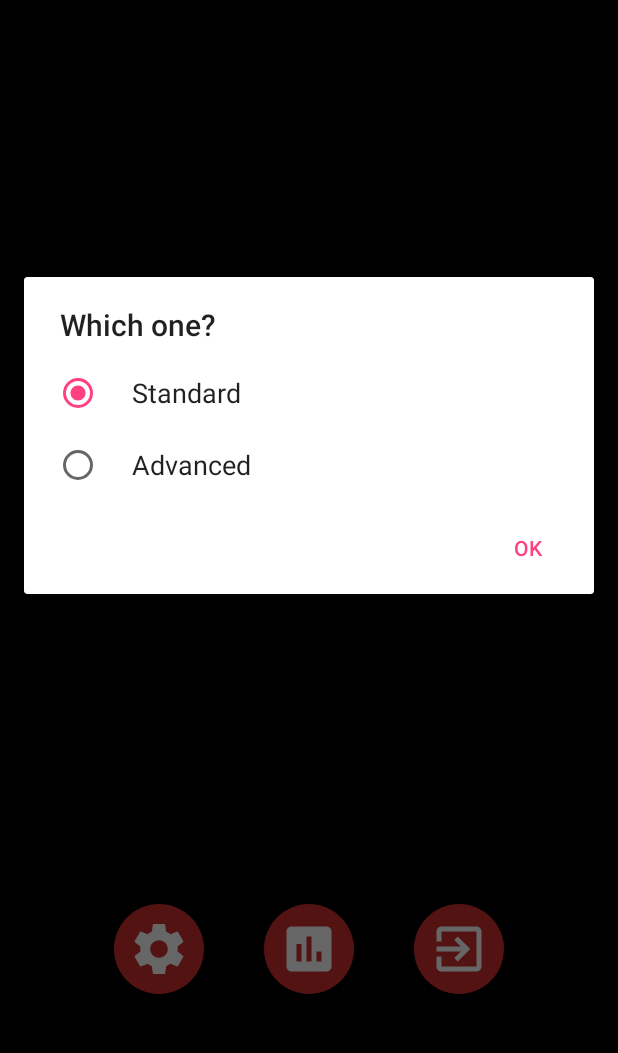
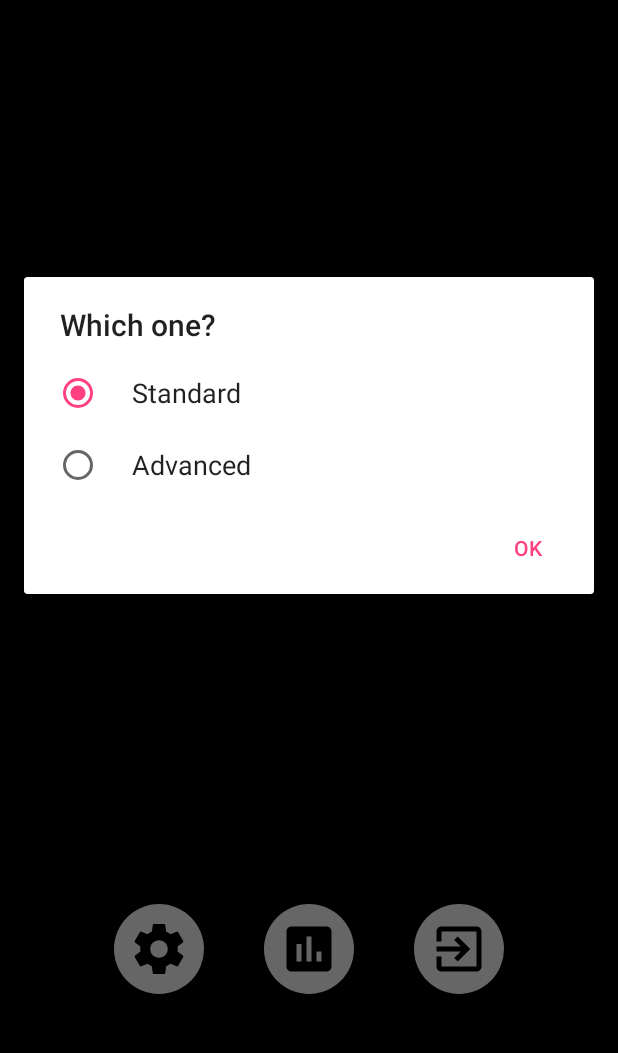
Before and after one commit to tussp/clickout, an Android app: the screen it shows after launch (MainActivity), after a tap on an icon or button, on a phone screen of 412 x 824 dp, the part 182-1235 px from its top. Run offline under Robolectric (Android 15) with nearby library versions, the phone set to English and light mode, and no system bars.

Commit message:
style edits && working exit button added

```diff
--- a/ClickOut/app/src/main/java/com/clickout/clickout/MainActivity.java
+++ b/ClickOut/app/src/main/java/com/clickout/clickout/MainActivity.java
@@ -47,6 +47,24 @@ public class MainActivity extends AppCompatActivity {
                 showSelectModeDialog();
             }
         });
+
+
+
+        ImageButton exit = (ImageButton) findViewById(R.id.btn_exit);
+        exit.setOnClickListener(new View.OnClickListener()
+        {
+            @Override
+            public void onClick(View v)
+            {
+                // TODO Auto-generated method stub
+                finish();
+                Runtime.getRuntime().exit(0);
+                System.exit(0);
+            }
+
+        });
+
+
     }
 
     private void showSelectModeDialog() {
--- a/ClickOut/app/src/main/res/drawable/ic_exit_to_app.xml
+++ b/ClickOut/app/src/main/res/drawable/ic_exit_to_app.xml
@@ -4,6 +4,6 @@
         android:viewportWidth="24.0"
         android:viewportHeight="24.0">
     <path
-        android:fillColor="#fff"
+        android:fillColor="@color/userActionsColor"
         android:pathData="M10.09,15.59L11.5,17l5,-5 -5,-5 -1.41,1.41L12.67,11H3v2h9.67l-2.58,2.59zM19,3H5c-1.11,0 -2,0.9 -2,2v4h2V5h14v14H5v-4H3v4c0,1.1 0.89,2 2,2h14c1.1,0 2,-0.9 2,-2V5c0,-1.1 -0.9,-2 -2,-2z"/>
 </vector>
--- a/ClickOut/app/src/main/res/drawable/ic_insert_chart.xml
+++ b/ClickOut/app/src/main/res/drawable/ic_insert_chart.xml
@@ -4,6 +4,6 @@
         android:viewportWidth="24.0"
         android:viewportHeight="24.0">
     <path
-        android:fillColor="#fff"
+        android:fillColor="@color/userActionsColor"
         android:pathData="M19,3L5,3c-1.1,0 -2,0.9 -2,2v14c0,1.1 0.9,2 2,2h14c1.1,0 2,-0.9 2,-2L21,5c0,-1.1 -0.9,-2 -2,-2zM9,17L7,17v-7h2v7zM13,17h-2L11,7h2v10zM17,17h-2v-4h2v4z"/>
 </vector>
--- a/ClickOut/app/src/main/res/drawable/ic_settings.xml
+++ b/ClickOut/app/src/main/res/drawable/ic_settings.xml
@@ -4,6 +4,6 @@
         android:viewportWidth="24.0"
         android:viewportHeight="24.0">
     <path
-        android:fillColor="#fff"
+        android:fillColor="@color/userActionsColor"
         android:pathData="M19.43,12.98c0.04,-0.32 0.07,-0.64 0.07,-0.98s-0.03,-0.66 -0.07,-0.98l2.11,-1.65c0.19,-0.15 0.24,-0.42 0.12,-0.64l-2,-3.46c-0.12,-0.22 -0.39,-0.3 -0.61,-0.22l-2.49,1c-0.52,-0.4 -1.08,-0.73 -1.69,-0.98l-0.38,-2.65C14.46,2.18 14.25,2 14,2h-4c-0.25,0 -0.46,0.18 -0.49,0.42l-0.38,2.65c-0.61,0.25 -1.17,0.59 -1.69,0.98l-2.49,-1c-0.23,-0.09 -0.49,0 -0.61,0.22l-2,3.46c-0.13,0.22 -0.07,0.49 0.12,0.64l2.11,1.65c-0.04,0.32 -0.07,0.65 -0.07,0.98s0.03,0.66 0.07,0.98l-2.11,1.65c-0.19,0.15 -0.24,0.42 -0.12,0.64l2,3.46c0.12,0.22 0.39,0.3 0.61,0.22l2.49,-1c0.52,0.4 1.08,0.73 1.69,0.98l0.38,2.65c0.03,0.24 0.24,0.42 0.49,0.42h4c0.25,0 0.46,-0.18 0.49,-0.42l0.38,-2.65c0.61,-0.25 1.17,-0.59 1.69,-0.98l2.49,1c0.23,0.09 0.49,0 0.61,-0.22l2,-3.46c0.12,-0.22 0.07,-0.49 -0.12,-0.64l-2.11,-1.65zM12,15.5c-1.93,0 -3.5,-1.57 -3.5,-3.5s1.57,-3.5 3.5,-3.5 3.5,1.57 3.5,3.5 -1.57,3.5 -3.5,3.5z"/>
 </vector>
--- /dev/null
+++ b/ClickOut/app/src/main/res/drawable/user_actions.xml
@@ -0,0 +1,13 @@
+<?xml version="1.0" encoding="utf-8"?>
+<selector xmlns:android="http://schemas.android.com/apk/res/android">
+    <item android:state_pressed="false">
+        <shape android:shape="oval">
+            <solid android:color="@color/userActionsBackground"/>
+        </shape>
+    </item>
+    <item android:state_pressed="true">
+        <shape android:shape="oval">
+            <solid android:color="@color/userActionsHoverBackground"/>
+        </shape>
+    </item>
+</selector>
--- a/ClickOut/app/src/main/res/layout/activity_main.xml
+++ b/ClickOut/app/src/main/res/layout/activity_main.xml
@@ -56,7 +56,7 @@
             android:layout_width="wrap_content"
             android:layout_height="wrap_content"
             android:src="@drawable/ic_settings"
-            android:background="@drawable/round_button"
+            android:background="@drawable/user_actions"
             android:textColor="#fff"
             android:layout_margin="20dp"
             android:padding="10dp"/>
@@ -67,7 +67,7 @@
             android:layout_width="wrap_content"
             android:layout_height="wrap_content"
             android:src="@drawable/ic_insert_chart"
-            android:background="@drawable/round_button"
+            android:background="@drawable/user_actions"
             android:textColor="#fff"
             android:layout_margin="20dp"
             android:padding="10dp" />
@@ -78,7 +78,7 @@
             android:layout_width="wrap_content"
             android:layout_height="wrap_content"
             android:src="@drawable/ic_exit_to_app"
-            android:background="@drawable/round_button"
+            android:background="@drawable/user_actions"
             android:textColor="#fff"
             android:layout_margin="20dp"
             android:padding="10dp" />
--- a/ClickOut/app/src/main/res/layout/fingercheck_dialog_layout.xml
+++ b/ClickOut/app/src/main/res/layout/fingercheck_dialog_layout.xml
@@ -11,7 +11,7 @@
         android:layout_height="100dp"
         android:background="@drawable/ic_fingerprint"
         android:clickable="true"
-        android:rotation="180"/>
+        android:rotation="180" />
 
     <TextView
         android:id="@+id/fingercheck_counter"
--- a/ClickOut/app/src/main/res/values/colors.xml
+++ b/ClickOut/app/src/main/res/values/colors.xml
@@ -10,7 +10,9 @@
     <color name="menuButtonClick">#B71C1C</color>
     <color name="playerOneColor">#D32F2F</color>
     <color name="playerTwoColor">#00B8D4</color>
-    <color name="bottomBarBackground">#e2e2e2</color>
+    <color name="userActionsBackground">#fff</color>
+    <color name="userActionsHoverBackground">#607D8B</color>
+    <color name="userActionsColor">#000</color>
 
 
 </resources>
```
